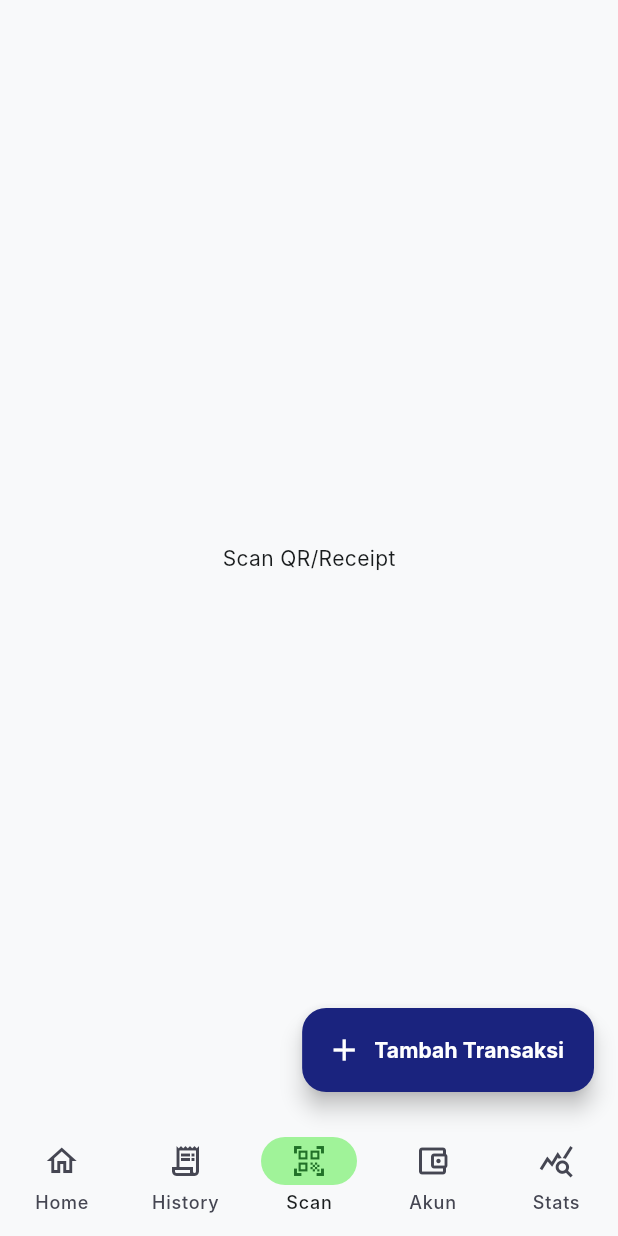
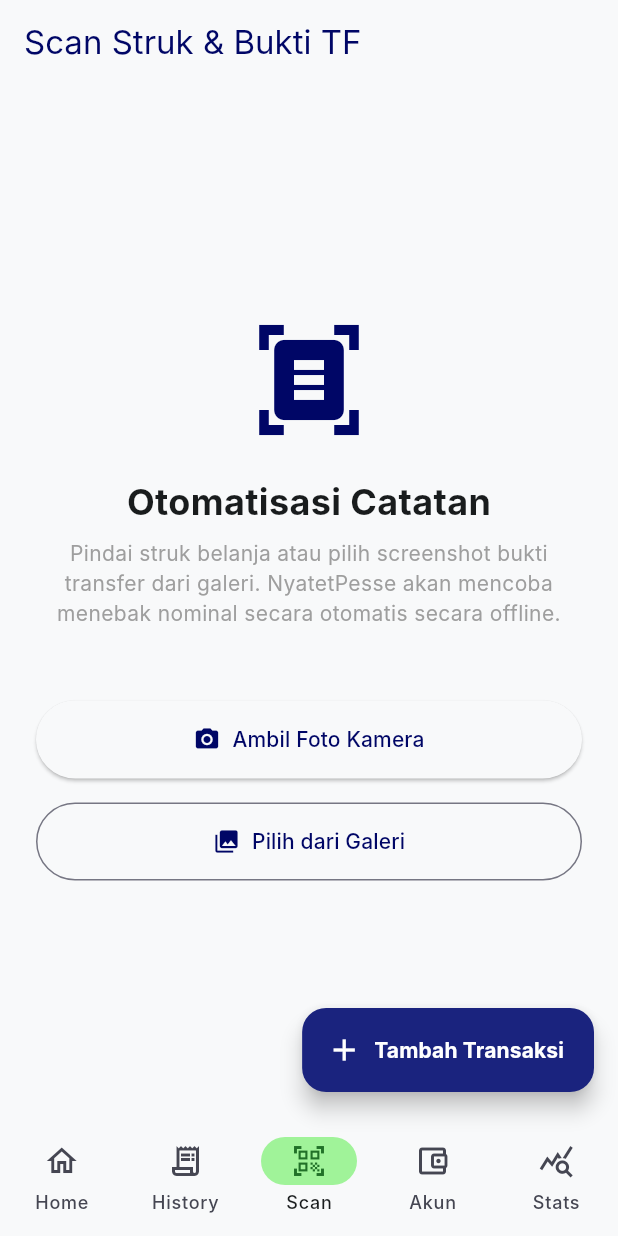
Before and after one commit to ferdiodwi/NyatetPesse, a Flutter app: the MainScreen screen opened directly, item 3 of the bottom bar chosen, on a phone screen of 412 x 824 dp. Run offline on Flutter 3.47's test engine with Material 3 defaults, Android fonts, the phone set to English and light mode, and no system bars; our stand-ins replace drift, flutter_riverpod, image_picker, shared_preferences, sqlite3_flutter_libs; missing offline and left inert: google_mlkit_text_recognition; accounts and stored records are empty; generated files the repository leaves out were written again; Roboto replaces fonts that are missing (Inter).

Commit message:
feat: implement OCR-based transaction scanning with receipt parsing and image picker integration

```diff
--- a/lib/features/dashboard/presentation/screens/main_screen.dart
+++ b/lib/features/dashboard/presentation/screens/main_screen.dart
@@ -3,6 +3,7 @@ import 'package:nyatet_pesse/features/dashboard/presentation/screens/home_screen
 import 'package:nyatet_pesse/features/transactions/presentation/screens/add_transaction_screen.dart';
 import 'package:nyatet_pesse/features/accounts/presentation/screens/accounts_screen.dart';
 import 'package:nyatet_pesse/features/transactions/presentation/screens/history_screen.dart';
+import 'package:nyatet_pesse/features/transactions/presentation/screens/scanner_screen.dart';
 
 class MainScreen extends StatefulWidget {
   const MainScreen({super.key});
@@ -17,7 +18,7 @@ class _MainScreenState extends State<MainScreen> {
   final List<Widget> _pages = [
     const HomeScreen(),
     const HistoryScreen(),
-    const Center(child: Text('Scan QR/Receipt')),
+    const ScannerScreen(),
     const AccountsScreen(), // Budget/Accounts Tab
     const Center(child: Text('Stats')),
   ];
--- /dev/null
+++ b/lib/features/transactions/domain/parsers/ocr_parser.dart
@@ -0,0 +1,88 @@
+class OcrParser {
+  static OcrResult parse(String rawText) {
+    double? amount;
+    String? merchant;
+    String type = 'EXPENSE'; // Default for receipt
+
+    final lines = rawText.split('\n');
+
+    for (int i = 0; i < lines.length; i++) {
+      final line = lines[i].toLowerCase();
+
+      // Look for amount (usually near 'total' or 'rp')
+      if (line.contains('total') || line.contains('jumlah') || line.contains('rp') || line.contains('tagihan')) {
+        // Try to find numbers in this line
+        final possibleAmount = _extractAmountFromLine(line);
+        if (possibleAmount != null && possibleAmount > 0) {
+           amount = possibleAmount;
+        } else if (i + 1 < lines.length) {
+           // Sometimes the amount is on the next line
+           final nextLineAmount = _extractAmountFromLine(lines[i + 1]);
+           if (nextLineAmount != null && nextLineAmount > 0) {
+             amount = nextLineAmount;
+           }
+        }
+      }
+
+      // Look for transfer success (income or expense)
+      if (line.contains('berhasil') && line.contains('transfer')) {
+         type = 'TRANSFER';
+      }
+      if (line.contains('terima uang') || line.contains('top up')) {
+         type = 'INCOME';
+      }
+    }
+
+    // Guessing merchant from the first few lines (usually the header)
+    if (lines.isNotEmpty) {
+      final firstLine = lines.first.trim();
+      if (firstLine.isNotEmpty && firstLine.length > 3) {
+        // Simple heuristic: if it doesn't contain numbers, it might be the store name
+        if (!firstLine.contains(RegExp(r'\d'))) {
+          merchant = firstLine;
+        }
+      }
+    }
+
+    return OcrResult(
+      amount: amount,
+      merchant: merchant,
+      type: type,
+      rawText: rawText,
+    );
+  }
+
+  static double? _extractAmountFromLine(String line) {
+    // Regex to find numbers that look like currency (e.g. 50.000 or 50,000 or 1.234.567)
+    // Matches 1 to 3 digits followed by optional dots/commas and 3 digits
+    final regex = RegExp(r'(?:rp\s*)?(?:idr\s*)?(\d{1,3}(?:[.,]\d{3})*(?:[.,]\d+)?)\b');
+    final match = regex.firstMatch(line);
+
+    if (match != null) {
+      final amountStr = match.group(1);
+      if (amountStr != null) {
+        // Clean up string to be parsed as double
+        // Assuming Indonesian format: dot is thousands separator, comma is decimal
+        // This is a naive cleanup, works best if no decimals in Rupiah
+        String cleanStr = amountStr.replaceAll('.', '');
+        cleanStr = cleanStr.replaceAll(',', '.');
+        return double.tryParse(cleanStr);
+      }
+    }
+    return null;
+  }
+}
+
+class OcrResult {
+  final double? amount;
+  final String? merchant;
+  final String type;
+  final String rawText;
+
+  OcrResult({
+    this.amount,
+    this.merchant,
+    required this.type,
+    required this.rawText,
+  });
+}
--- /dev/null
+++ b/lib/features/transactions/presentation/screens/scanner_screen.dart
@@ -0,0 +1,142 @@
+import 'dart:io';
+import 'package:flutter/material.dart';
+import 'package:image_picker/image_picker.dart';
+import 'package:nyatet_pesse/core/services/ocr_service.dart';
+import 'package:nyatet_pesse/features/transactions/domain/parsers/ocr_parser.dart';
+import 'package:nyatet_pesse/features/transactions/presentation/screens/add_transaction_screen.dart';
+
+class ScannerScreen extends StatefulWidget {
+  const ScannerScreen({super.key});
+
+  @override
+  State<ScannerScreen> createState() => _ScannerScreenState();
+}
+
+class _ScannerScreenState extends State<ScannerScreen> {
+  final ImagePicker _picker = ImagePicker();
+  final OcrService _ocrService = OcrService();
+  bool _isProcessing = false;
+
+  @override
+  void dispose() {
+    _ocrService.dispose();
+    super.dispose();
+  }
+
+  Future<void> _processImage(ImageSource source) async {
+    try {
+      final XFile? image = await _picker.pickImage(source: source);
+      if (image == null) return;
+
+      setState(() {
+        _isProcessing = true;
+      });
+
+      final file = File(image.path);
+      final rawText = await _ocrService.extractTextFromImage(file);
+
+      if (!mounted) return;
+
+      if (rawText != null && rawText.isNotEmpty) {
+        final parsed = OcrParser.parse(rawText);
+
+        Navigator.push(
+          context,
+          MaterialPageRoute(
+            builder: (context) => AddTransactionScreen(
+              initialAmount: parsed.amount,
+              initialType: parsed.type,
+              initialNote: 'Merchant: ${parsed.merchant ?? "-"}\n\nRAW OCR:\n${parsed.rawText}',
+            ),
+          ),
+        );
+      } else {
+        ScaffoldMessenger.of(context).showSnackBar(
+          const SnackBar(content: Text('Gagal membaca teks dari gambar')),
+        );
+      }
+    } catch (e) {
+      if (!mounted) return;
+      ScaffoldMessenger.of(context).showSnackBar(
+        SnackBar(content: Text('Terjadi kesalahan: $e')),
+      );
+    } finally {
+      if (mounted) {
+        setState(() {
+          _isProcessing = false;
+        });
+      }
+    }
+  }
+
+  @override
+  Widget build(BuildContext context) {
+    return Scaffold(
+      appBar: AppBar(
+        title: const Text('Scan Struk & Bukti TF'),
+      ),
+      body: Center(
+        child: _isProcessing
+            ? const Column(
+                mainAxisAlignment: MainAxisAlignment.center,
+                children: [
+                  CircularProgressIndicator(),
+                  SizedBox(height: 16),
+                  Text('Memproses gambar (ML Kit)...'),
+                ],
+              )
+            : Padding(
+                padding: const EdgeInsets.all(24.0),
+                child: Column(
+                  mainAxisAlignment: MainAxisAlignment.center,
+                  children: [
+                    Icon(
+                      Icons.document_scanner,
+                      size: 80,
+                      color: Theme.of(context).colorScheme.primary,
+                    ),
+                    const SizedBox(height: 24),
+                    const Text(
+                      'Otomatisasi Catatan',
+                      style: TextStyle(
+                        fontSize: 24,
+                        fontWeight: FontWeight.bold,
+                      ),
+                    ),
+                    const SizedBox(height: 8),
+                    const Text(
+                      'Pindai struk belanja atau pilih screenshot bukti transfer dari galeri. NyatetPesse akan mencoba menebak nominal secara otomatis secara offline.',
+                      textAlign: TextAlign.center,
+                      style: TextStyle(color: Colors.grey),
+                    ),
+                    const SizedBox(height: 48),
+                    SizedBox(
+                      width: double.infinity,
+                      child: ElevatedButton.icon(
+                        onPressed: () => _processImage(ImageSource.camera),
+                        icon: const Icon(Icons.camera_alt),
+                        label: const Text('Ambil Foto Kamera'),
+                        style: ElevatedButton.styleFrom(
+                          padding: const EdgeInsets.all(16),
+                        ),
+                      ),
+                    ),
+                    const SizedBox(height: 16),
+                    SizedBox(
+                      width: double.infinity,
+                      child: OutlinedButton.icon(
+                        onPressed: () => _processImage(ImageSource.gallery),
+                        icon: const Icon(Icons.photo_library),
+                        label: const Text('Pilih dari Galeri'),
+                        style: OutlinedButton.styleFrom(
+                          padding: const EdgeInsets.all(16),
+                        ),
+                      ),
+                    ),
+                  ],
+                ),
+              ),
+      ),
+    );
+  }
+}
--- a/pubspec.yaml
+++ b/pubspec.yaml
@@ -42,6 +42,8 @@ dependencies:
   flutter_riverpod: ^2.6.1
   intl: ^0.20.3
   shared_preferences: ^2.5.5
+  google_mlkit_text_recognition: ^0.16.0
+  image_picker: ^1.2.3
 
 dev_dependencies:
   flutter_test:
```
Also changed, not shown: lib/core/services/ocr_service.dart (added, +22 -0 lines), pubspec.lock, 6 other files.
